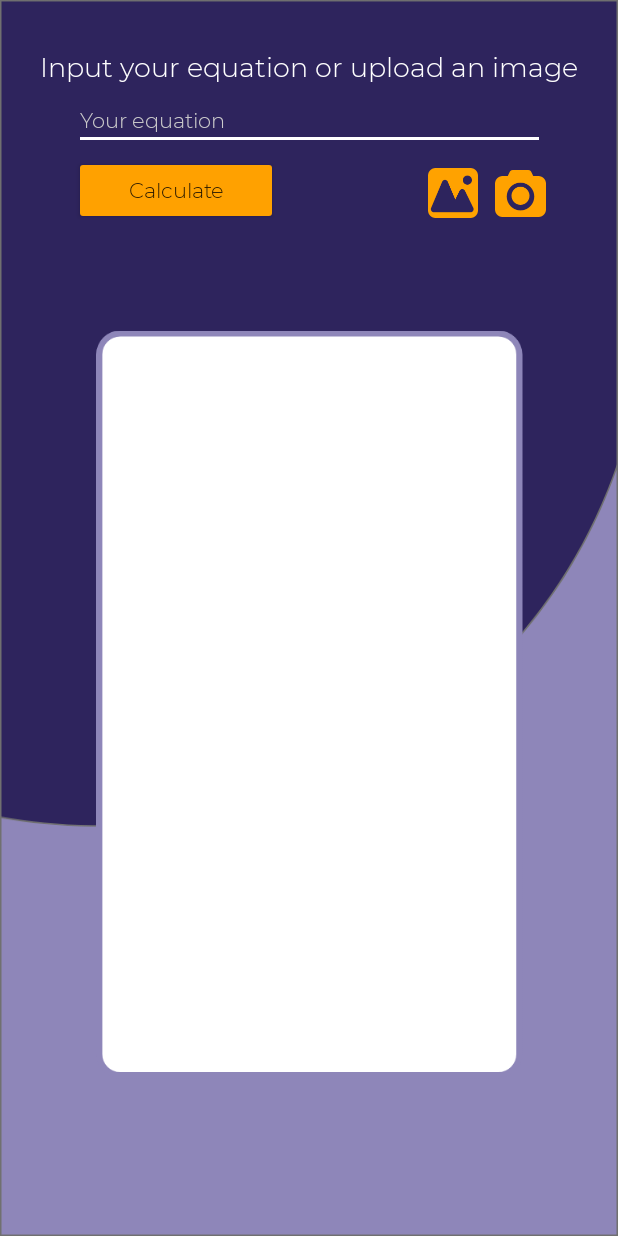
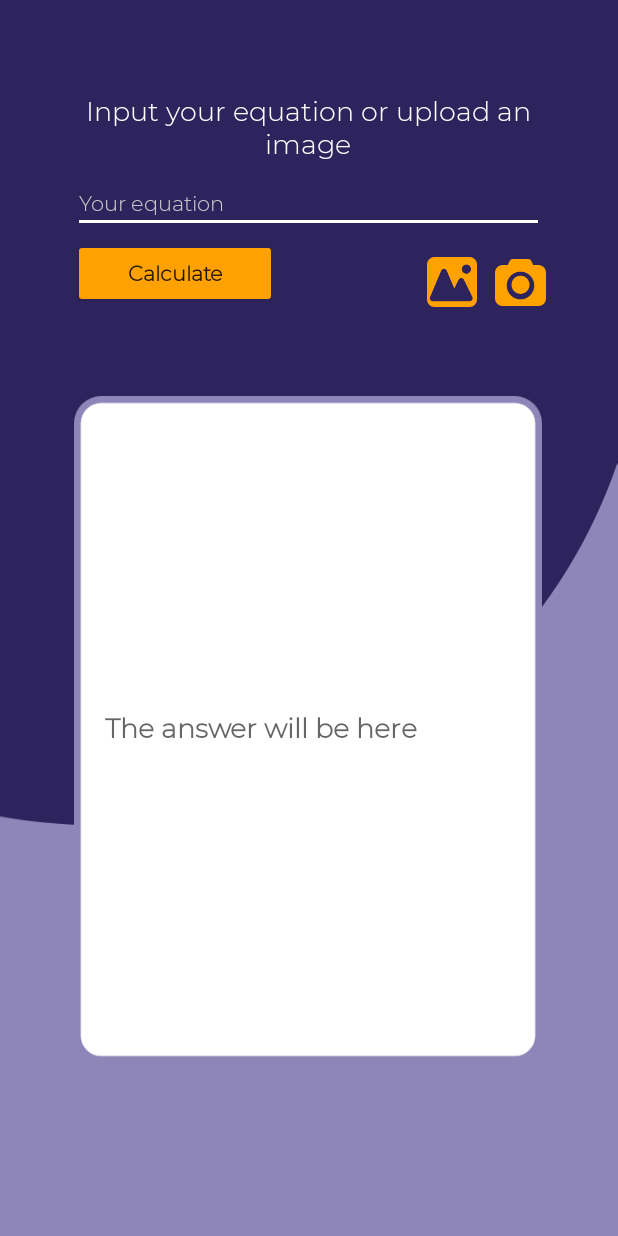
Before and after one commit to ARASKES/Latex-droid, an Android app: the MainActivity screen opened directly, with no data from a screen before it, on a phone screen of 412 x 824 dp. Run offline under Robolectric (Android 15) with nearby library versions, the phone set to English and light mode, and no system bars.

Commit message:
Minor UI fixes

```diff
--- a/app/src/main/AndroidManifest.xml
+++ b/app/src/main/AndroidManifest.xml
@@ -26,7 +26,6 @@
         <activity android:name=".WelcomeActivity">
             <intent-filter>
                 <action android:name="android.intent.action.MAIN" />
-
                 <category android:name="android.intent.category.LAUNCHER" />
             </intent-filter>
         </activity>
--- a/app/src/main/res/layout/activity_main.xml
+++ b/app/src/main/res/layout/activity_main.xml
@@ -9,9 +9,10 @@
 
     <TextView
         android:id="@+id/title_instruction"
-        android:layout_width="wrap_content"
-        android:layout_height="wrap_content"
+        android:layout_width="314dp"
+        android:layout_height="50dp"
         android:text="@string/main_title"
+        android:textAlignment="center"
         android:textColor="@color/primary_text_color"
         android:textSize="18sp"
         app:layout_constraintBottom_toBottomOf="parent"
@@ -19,7 +20,7 @@
         app:layout_constraintHorizontal_bias="0.494"
         app:layout_constraintStart_toStartOf="parent"
         app:layout_constraintTop_toTopOf="parent"
-        app:layout_constraintVertical_bias="0.041" />
+        app:layout_constraintVertical_bias="0.08" />
 
     <EditText
         android:id="@+id/editTextEquation"
@@ -45,6 +46,7 @@
         android:layout_marginTop="4dp"
         android:backgroundTint="@color/secondary_color"
         android:text="@string/calculate_button_text"
+        android:textStyle="bold"
         android:textAllCaps="false"
         app:layout_constraintEnd_toEndOf="@+id/editTextEquation"
         app:layout_constraintHorizontal_bias="0.0"
@@ -57,8 +59,8 @@
         android:layout_width="wrap_content"
         android:layout_height="wrap_content"
         android:layout_marginStart="100dp"
-        android:layout_marginTop="12dp"
-        android:background="@color/background_color"
+        android:layout_marginTop="16dp"
+        android:background="@null"
         android:contentDescription="@string/gallery_button_desc"
         app:layout_constraintStart_toEndOf="@+id/calculateButton"
         app:layout_constraintTop_toBottomOf="@+id/editTextEquation"
@@ -66,43 +68,49 @@
 
     <ImageButton
         android:id="@+id/cameraButton"
-        android:layout_width="wrap_content"
-        android:layout_height="wrap_content"
+        android:layout_width="34dp"
+        android:layout_height="34dp"
         android:layout_marginStart="12dp"
-        android:background="@color/background_color"
+        android:background="@null"
         android:contentDescription="@string/camera_button_desc"
         app:layout_constraintBottom_toBottomOf="@+id/galleryButton"
         app:layout_constraintEnd_toEndOf="@+id/editTextEquation"
+        app:layout_constraintHorizontal_bias="0.0"
         app:layout_constraintStart_toEndOf="@+id/galleryButton"
         app:layout_constraintTop_toTopOf="@+id/galleryButton"
+        app:layout_constraintVertical_bias="0.0"
         app:srcCompat="@drawable/ic_camera" />
 
     <ImageView
         android:id="@+id/answerWindow"
-        android:layout_width="wrap_content"
-        android:layout_height="wrap_content"
-        android:layout_marginTop="8dp"
-        android:scaleX=".8"
-        android:scaleY=".8"
+        android:layout_width="312dp"
+        android:layout_height="482dp"
+        android:layout_marginTop="40dp"
+        android:contentDescription="@string/answer_window_desc"
+        android:scaleX="1"
+        android:scaleY="1"
         app:layout_constraintEnd_toEndOf="parent"
+        app:layout_constraintHorizontal_bias="0.494"
         app:layout_constraintStart_toStartOf="parent"
         app:layout_constraintTop_toBottomOf="@+id/calculateButton"
         app:srcCompat="@drawable/answer_window" />
 
     <EditText
         android:id="@+id/answerText"
-        android:layout_width="240dp"
-        android:layout_height="450dp"
+        android:layout_width="270dp"
+        android:layout_height="407dp"
         android:background="@null"
         android:ems="10"
+        android:hint="@string/answer_hint_text"
+        android:importantForAutofill="no"
         android:inputType="textMultiLine"
         android:textColor="#000000"
+        android:textStyle="bold"
         app:layout_constraintBottom_toBottomOf="@+id/answerWindow"
-        app:layout_constraintEnd_toEndOf="parent"
-        app:layout_constraintHorizontal_bias="0.497"
-        app:layout_constraintStart_toStartOf="parent"
+        app:layout_constraintEnd_toEndOf="@+id/answerWindow"
+        app:layout_constraintHorizontal_bias="0.495"
+        app:layout_constraintStart_toStartOf="@+id/answerWindow"
         app:layout_constraintTop_toTopOf="@+id/answerWindow"
-        app:layout_constraintVertical_bias="0.511" />
-
+        app:layout_constraintVertical_bias="0.49" />
 
 </androidx.constraintlayout.widget.ConstraintLayout>
--- a/app/src/main/res/layout/activity_welcome.xml
+++ b/app/src/main/res/layout/activity_welcome.xml
@@ -9,21 +9,22 @@
 
     <TextView
         android:id="@+id/welcome_title"
-        android:layout_width="wrap_content"
+        android:layout_width="300dp"
         android:layout_height="wrap_content"
         android:text="@string/welcome_title_text"
         android:textColor="@color/primary_text_color"
         android:textSize="36sp"
+        android:textStyle="bold"
         app:layout_constraintBottom_toBottomOf="parent"
         app:layout_constraintEnd_toEndOf="parent"
-        app:layout_constraintHorizontal_bias="0.214"
+        app:layout_constraintHorizontal_bias="0.405"
         app:layout_constraintStart_toStartOf="parent"
         app:layout_constraintTop_toTopOf="parent"
-        app:layout_constraintVertical_bias="0.139" />
+        app:layout_constraintVertical_bias="0.143" />
 
     <TextView
         android:id="@+id/welcome_subtitle"
-        android:layout_width="wrap_content"
+        android:layout_width="225dp"
         android:layout_height="wrap_content"
         android:layout_marginTop="36dp"
         android:text="@string/welcome_subtitle_text"
@@ -40,7 +41,8 @@
         android:id="@+id/startButton"
         android:layout_width="136dp"
         android:layout_height="46dp"
-        android:layout_marginTop="96dp"
+        android:layout_marginTop="100dp"
+        android:layout_marginBottom="300dp"
         android:backgroundTint="@color/secondary_color"
         android:onClick="ProceedToMain"
         android:text="@string/start_button_text"
@@ -51,6 +53,6 @@
         app:layout_constraintHorizontal_bias="0.0"
         app:layout_constraintStart_toStartOf="@+id/welcome_subtitle"
         app:layout_constraintTop_toBottomOf="@+id/welcome_subtitle"
-        app:layout_constraintVertical_bias="0.111"
+        app:layout_constraintVertical_bias="0.0"
         tools:targetApi="lollipop" />
 </androidx.constraintlayout.widget.ConstraintLayout>
--- a/app/src/main/res/values/strings.xml
+++ b/app/src/main/res/values/strings.xml
@@ -1,7 +1,7 @@
 <resources>
     <string name="app_name">LatexDroid</string>
     <!-- Welcome activity -->
-    <string name="welcome_title_text">Welcome!</string>
+    <string name="welcome_title_text">Welcome to LatexDroid!</string>
     <string name="welcome_subtitle_text">Nice to see you!</string>
     <string name="start_button_text">Start work</string>
     <!-- Main activity -->
```
Also changed, not shown: app/src/main/res/drawable-hdpi/answer_window.png, app/src/main/res/drawable-hdpi/main_background.png, app/src/main/res/drawable-ldpi/answer_window.png, app/src/main/res/drawable-ldpi/main_background.png, app/src/main/res/drawable-mdpi/answer_window.png, app/src/main/res/drawable-mdpi/main_background.png, app/src/main/res/drawable-xhdpi/answer_window.png, app/src/main/res/drawable-xhdpi/main_background.png, app/src/main/res/drawable-xxhdpi/answer_window.png, app/src/main/res/drawable-xxhdpi/main_background.png, app/src/main/res/drawable-xxxhdpi/answer_window.png, app/src/main/res/drawable-xxxhdpi/main_background.png.
